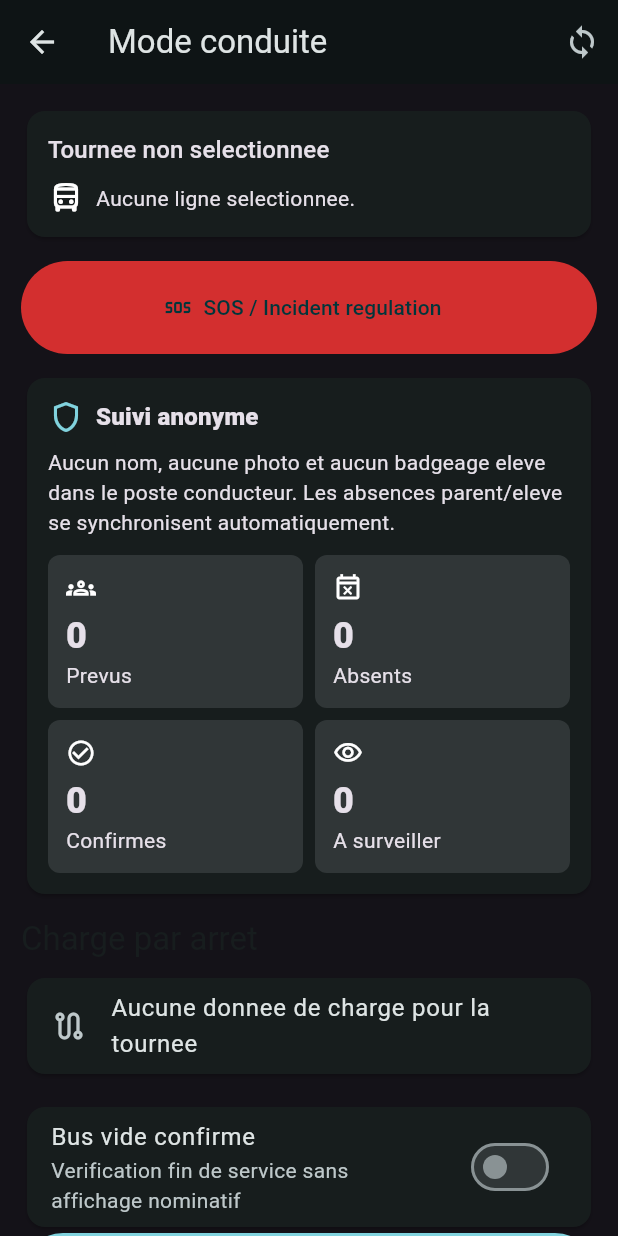
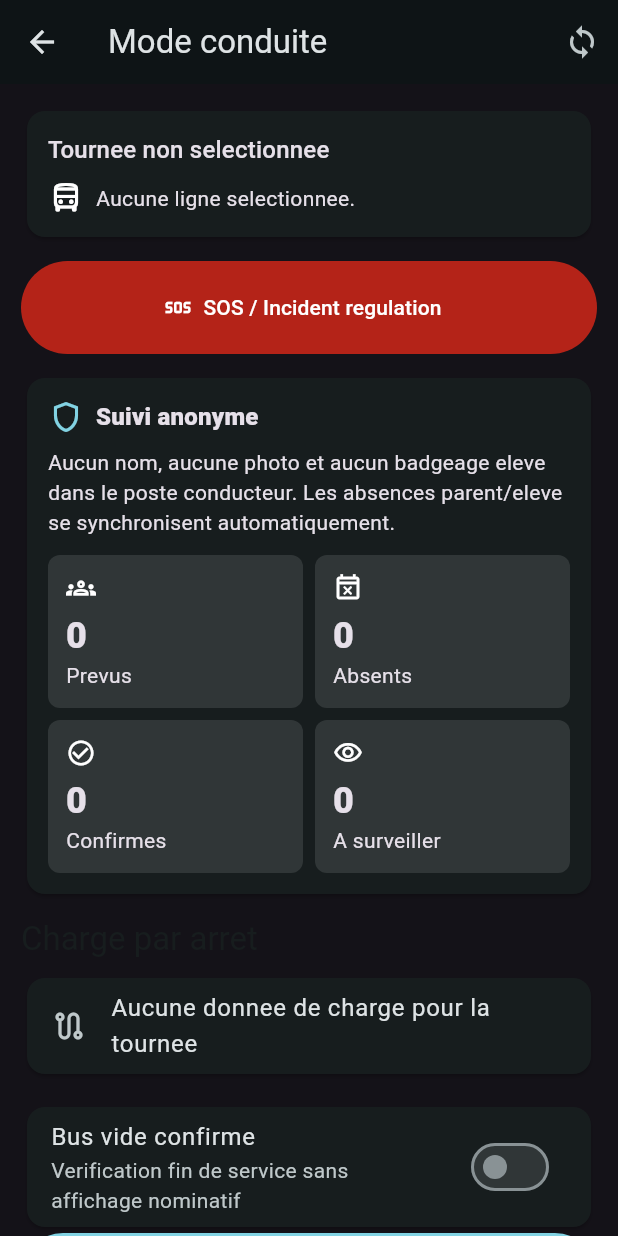
Before and after one commit to patryckduche-prog/transport-scolaire, a Flutter app: the DriverAssistantScreen screen opened directly, on a phone screen of 412 x 824 dp. Run offline on Flutter 3.47's test engine with Material 3 defaults, Android fonts, the phone set to English and light mode, and no system bars; our stand-ins replace connectivity_plus, dio, firebase_core, firebase_messaging, fl_chart, flutter_local_notifications and 6 more; accounts and stored records are empty; network calls fail.

Commit message:
Unify mobile status color system

```diff
--- a/mobile/lib/screens/driver/driver_assistant_screen.dart
+++ b/mobile/lib/screens/driver/driver_assistant_screen.dart
@@ -7,6 +7,7 @@ import '../../models/nomad_route.dart';
 import '../../services/api_service.dart';
 import '../../services/app_state.dart';
 import '../../services/offline_event_queue.dart';
+import '../../theme.dart';
 
 class DriverAssistantScreen extends StatefulWidget {
   const DriverAssistantScreen({super.key});
@@ -173,8 +174,7 @@ class _DriverAssistantScreenState extends State<DriverAssistantScreen> {
           shrinkWrap: true,
           padding: const EdgeInsets.fromLTRB(16, 4, 16, 16),
           children: [
-            Text('Motif du SOS',
-                style: Theme.of(context).textTheme.titleLarge),
+            Text('Motif du SOS', style: Theme.of(context).textTheme.titleLarge),
             const SizedBox(height: 8),
             ...reasons.map(
               (reason) => ListTile(
@@ -266,7 +266,7 @@ class _DriverAssistantScreenState extends State<DriverAssistantScreen> {
     return Theme(
       data: ThemeData.dark(useMaterial3: true).copyWith(
         colorScheme: ColorScheme.fromSeed(
-            seedColor: const Color(0xFF0F6F78), brightness: Brightness.dark),
+            seedColor: AppTheme.primaryBlue, brightness: Brightness.dark),
       ),
       child: Scaffold(
         appBar: AppBar(
@@ -289,7 +289,8 @@ class _DriverAssistantScreenState extends State<DriverAssistantScreen> {
                   FilledButton.icon(
                     style: FilledButton.styleFrom(
                       minimumSize: const Size.fromHeight(62),
-                      backgroundColor: Colors.red.shade700,
+                      backgroundColor: AppTheme.emergencyRed,
+                      foregroundColor: Colors.white,
                     ),
                     onPressed: sendSos,
                     icon: const Icon(Icons.sos),
@@ -382,7 +383,8 @@ class _RunHeader extends StatelessWidget {
           if (queued > 0) ...[
             const SizedBox(height: 8),
             Row(children: [
-              const Icon(Icons.cloud_off_outlined, color: Colors.orange),
+              const Icon(Icons.cloud_off_outlined,
+                  color: AppTheme.warningOrange),
               const SizedBox(width: 8),
               Text('$queued action(s) en attente de synchronisation'),
             ]),
@@ -520,7 +522,8 @@ class _StopLoadTile extends StatelessWidget {
         subtitle: Text(
             '${load.remaining} a verifier - ${load.absent} absence(s) declaree(s)'),
         trailing: load.remaining == 0
-            ? const Icon(Icons.check_circle_outline, color: Colors.green)
+            ? const Icon(Icons.check_circle_outline,
+                color: AppTheme.serviceGreen)
             : const Icon(Icons.more_horiz),
       ),
     );
--- a/mobile/lib/theme.dart
+++ b/mobile/lib/theme.dart
@@ -1,19 +1,92 @@
 import 'package:flutter/material.dart';
 
 class AppTheme {
-  static const _primary = Color(0xff15616d);
-  static const _accent = Color(0xffffb703);
+  static const primaryBlue = Color(0xff15616d);
+  static const primaryBlueDark = Color(0xff0b3f47);
+  static const primaryBlueLight = Color(0xffdceff2);
+  static const serviceGreen = Color(0xff1f7a4d);
+  static const serviceGreenLight = Color(0xffdff3e8);
+  static const warningOrange = Color(0xffc86b10);
+  static const warningOrangeLight = Color(0xffffecd6);
+  static const emergencyRed = Color(0xffb42318);
+  static const emergencyRedLight = Color(0xffffe2df);
+  static const surfaceLight = Color(0xfff7f9fb);
+  static const surfaceDark = Color(0xff10191c);
+
+  static Color statusColor(String status) => switch (status) {
+        'normal' || 'active' || 'closed' || 'ok' => serviceGreen,
+        'warning' || 'delay' || 'in_progress' || 'vigilance' => warningOrange,
+        'critical' ||
+        'sos' ||
+        'suspended' ||
+        'forbidden' ||
+        'received' =>
+          emergencyRed,
+        _ => primaryBlue,
+      };
+
+  static Color statusContainer(String status) => switch (status) {
+        'normal' || 'active' || 'closed' || 'ok' => serviceGreenLight,
+        'warning' ||
+        'delay' ||
+        'in_progress' ||
+        'vigilance' =>
+          warningOrangeLight,
+        'critical' ||
+        'sos' ||
+        'suspended' ||
+        'forbidden' ||
+        'received' =>
+          emergencyRedLight,
+        _ => primaryBlueLight,
+      };
 
   static ThemeData get light => ThemeData(
         useMaterial3: true,
-        colorScheme: ColorScheme.fromSeed(seedColor: _primary, primary: _primary, secondary: _accent, surface: const Color(0xfff7f9fb)),
-        scaffoldBackgroundColor: const Color(0xfff7f9fb),
-        cardTheme: const CardThemeData(shape: RoundedRectangleBorder(borderRadius: BorderRadius.all(Radius.circular(8)))),
+        colorScheme: ColorScheme.fromSeed(
+          seedColor: primaryBlue,
+          primary: primaryBlue,
+          secondary: warningOrange,
+          tertiary: serviceGreen,
+          error: emergencyRed,
+          surface: surfaceLight,
+        ),
+        scaffoldBackgroundColor: surfaceLight,
+        cardTheme: const CardThemeData(
+            shape: RoundedRectangleBorder(
+                borderRadius: BorderRadius.all(Radius.circular(8)))),
+        filledButtonTheme: FilledButtonThemeData(
+          style: FilledButton.styleFrom(
+            backgroundColor: primaryBlue,
+            foregroundColor: Colors.white,
+            minimumSize: const Size.fromHeight(48),
+          ),
+        ),
+        outlinedButtonTheme: OutlinedButtonThemeData(
+          style: OutlinedButton.styleFrom(
+            foregroundColor: primaryBlue,
+            side: const BorderSide(color: primaryBlue),
+          ),
+        ),
       );
 
   static ThemeData get dark => ThemeData(
         useMaterial3: true,
-        colorScheme: ColorScheme.fromSeed(seedColor: _primary, brightness: Brightness.dark, primary: const Color(0xff4cc9d8), secondary: _accent),
-        cardTheme: const CardThemeData(shape: RoundedRectangleBorder(borderRadius: BorderRadius.all(Radius.circular(8)))),
+        colorScheme: ColorScheme.fromSeed(
+          seedColor: primaryBlue,
+          brightness: Brightness.dark,
+          primary: const Color(0xff75d2df),
+          secondary: const Color(0xffffb25c),
+          tertiary: const Color(0xff72d39a),
+          error: const Color(0xffff8a80),
+          surface: surfaceDark,
+        ),
+        scaffoldBackgroundColor: surfaceDark,
+        cardTheme: const CardThemeData(
+            shape: RoundedRectangleBorder(
+                borderRadius: BorderRadius.all(Radius.circular(8)))),
+        filledButtonTheme: FilledButtonThemeData(
+          style: FilledButton.styleFrom(minimumSize: const Size.fromHeight(48)),
+        ),
       );
 }
```
Also changed, not shown: mobile/lib/screens/driver/gps_screen.dart (+9 -8 lines), mobile/lib/screens/driver/nomad_routes_screen.dart (+10 -9 lines), mobile/lib/screens/login_screen.dart (+6 -5 lines), mobile/lib/screens/passenger/passenger_dashboard_screen.dart (+17 -14 lines), mobile/lib/services/notification_service.dart (+6 -5 lines), mobile/lib/services/seasonal_theme.dart (+44 -16 lines), mobile/lib/widgets/incident_history_panel.dart (+16 -18 lines), 3 other files.
